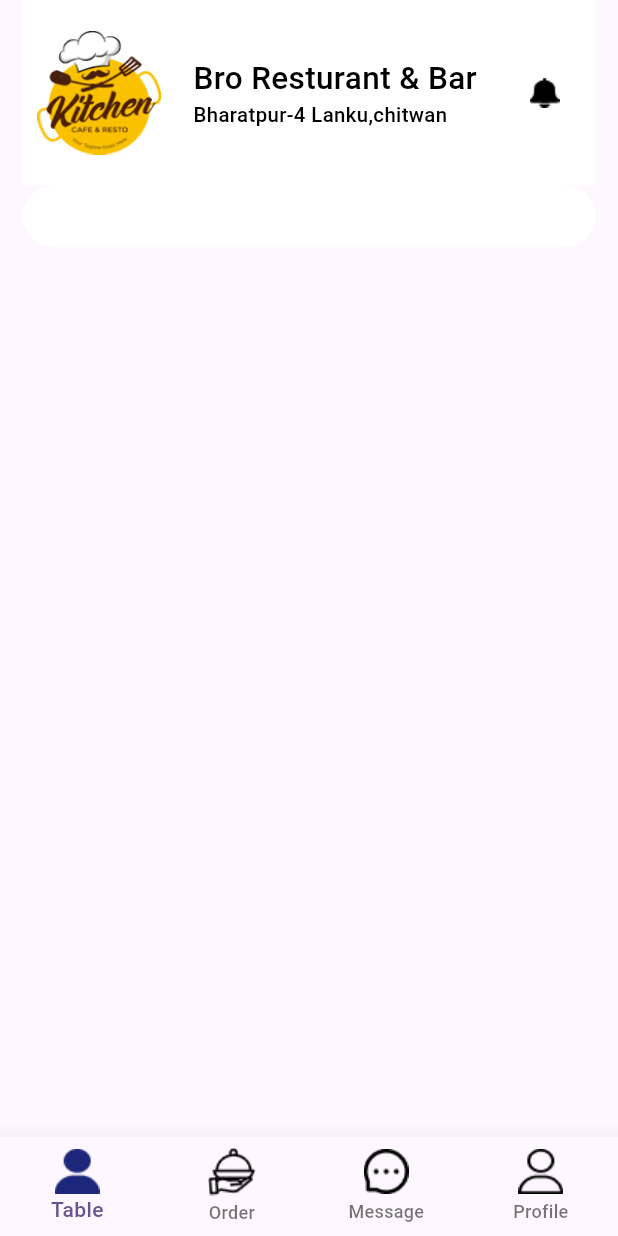
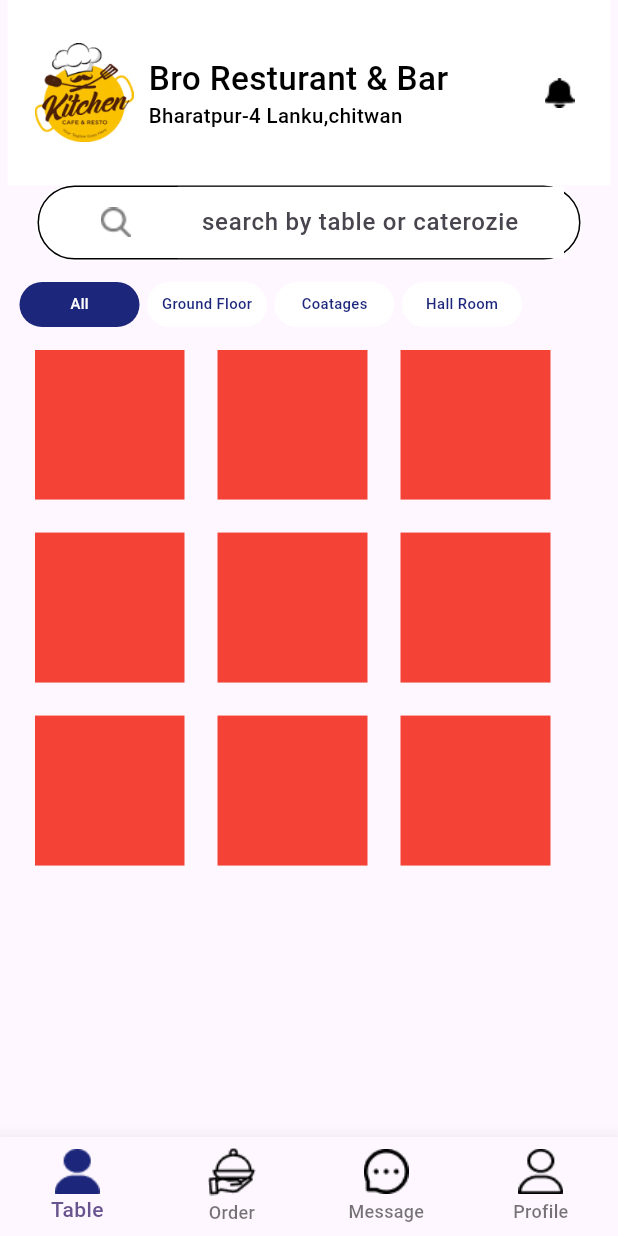
Before and after one commit to AsimSharma/brosoftresturent, a Flutter app: the screen it shows after launch, on a phone screen of 412 x 824 dp. Run offline on Flutter 3.47's test engine with Material 3 defaults, Android fonts, the phone set to English and light mode, and no system bars; our stand-ins replace get; network calls fail.

Commit message:
data are not common in list

```diff
--- /dev/null
+++ b/lib/controller/table_controller.dart
@@ -0,0 +1,24 @@
+// import 'dart:convert';
+
+import 'dart:convert';
+import 'dart:developer';
+
+import 'package:brosoftresturent/utils/url_constant.dart';
+import 'package:http/http.dart' as http;
+
+import 'package:get/get.dart';
+
+import '../model/tables_model.dart';
+
+class TableController extends GetxController {
+  var products = <TableModels>[].obs;
+
+  getTables() async {
+    log("GEt tables called");
+    var url = Uri.parse(Url.resturentApiEndPoint);
+    var response = await http.get(url);
+
+    List data = jsonDecode(response.body);
+    products.addAll(data.map((post) => TableModels.fromjson(post)).toList());
+  }
+}
--- /dev/null
+++ b/lib/model/tables_model.dart
@@ -0,0 +1,18 @@
+class TableModels {
+  String tableName;
+  bool reserved;
+  num number;
+  String id;
+
+  TableModels(
+      {required this.tableName,
+      required this.reserved,
+      required this.number,
+      required this.id});
+
+  factory TableModels.fromjson(Map<String, dynamic> json) => TableModels(
+      tableName: json['tableName'],
+      reserved: json['reserved'],
+      number: json['number'],
+      id: json['id']);
+}
--- /dev/null
+++ b/lib/utils/url_constant.dart
@@ -0,0 +1,4 @@
+class Url {
+  static String resturentApiEndPoint =
+      "https://657fe58b6ae0629a3f53d242.mockapi.io/table";
+}
--- /dev/null
+++ b/lib/view/table/models/btnmodels.dart
@@ -0,0 +1 @@
+final List<String> btnlist = ["All", "Ground Floor", "Coatages", "Hall Room"];
--- a/lib/view/table/table_screen.dart
+++ b/lib/view/table/table_screen.dart
@@ -1,47 +1,162 @@
+import 'package:brosoftresturent/controller/table_controller.dart';
 import 'package:brosoftresturent/utils/app_style.dart';
 import 'package:brosoftresturent/utils/responsive_extension.dart';
+import 'package:brosoftresturent/view/widgets/custome_inputs.dart';
 import 'package:flutter/material.dart';
+import 'package:get/get.dart';
+import 'package:get/get_core/src/get_main.dart';
 
-class TableScreen extends StatelessWidget {
+import 'models/btnModels.dart';
+
+class TableScreen extends StatefulWidget {
   const TableScreen({super.key});
 
   @override
+  State<TableScreen> createState() => _TableScreenState();
+}
+
+class _TableScreenState extends State<TableScreen> {
+  int btnTapIndex = 0;
+  final tableController = Get.put(TableController());
+  @override
+  void initState() {
+    tableController.getTables();
+    super.initState();
+  }
+
+  @override
   Widget build(BuildContext context) {
+    print("${tableController.products}");
     return Scaffold(
         body: SafeArea(
             child: Container(
-                padding: const EdgeInsets.symmetric(horizontal: 15),
-                child: Column(
-                    children: [logoHeader(context), searchBar(context)]))));
+                margin: const EdgeInsets.symmetric(horizontal: 5),
+                child: ListView(children: [
+                  logoHeader(context),
+                  searchBar(context),
+                  //
+                  const SizedBox(
+                    height: 15,
+                  ),
+                  selectedBtn(context),
+                  const SizedBox(
+                    height: 15,
+                  ),
+
+                  Container(
+                    padding: const EdgeInsets.symmetric(horizontal: 5),
+                    margin: const EdgeInsets.symmetric(horizontal: 13),
+                    height: 350,
+                    width: 1.0.w(context),
+                    child: GridView.builder(
+                        itemCount: 10,
+                        gridDelegate:
+                            const SliverGridDelegateWithFixedCrossAxisCount(
+                                crossAxisCount: 3),
+                        itemBuilder: (context, index) => Container(
+                              child: Stack(children: [
+                                Container(
+                                  height: 100,
+                                  width: 100,
+                                  color: Colors.red,
+                                )
+                              ]),
+                            )),
+                  )
+                ]))));
+  }
+
+  Container selectedBtn(BuildContext context) {
+    return Container(
+      padding: const EdgeInsets.symmetric(horizontal: 2),
+      margin: const EdgeInsets.symmetric(horizontal: 1),
+      height: 30,
+      width: 0.9.w(context),
+      child: Row(
+        children: [
+          ...List.generate(
+              btnlist.length,
+              (index) => InkWell(
+                    onTap: () {
+                      setState(() {
+                        btnTapIndex = index;
+                      });
+                    },
+                    child: Container(
+                      height: 30,
+                      width: 80,
+                      margin: const EdgeInsets.only(left: 5),
+                      decoration: BoxDecoration(
+                          color:
+                              btnTapIndex == index ? secondaryColors : primary,
+                          borderRadius:
+                              const BorderRadius.all(Radius.circular(50))),
+                      child: Center(
+                          child: Text(
+                        btnlist[index],
+                        style: myTextStyle(
+                            btnTapIndex != index ? secondaryColors : primary,
+                            0.008.toResponsive(context),
+                            " Roboto"),
+                      )),
+                    ),
+                  ))
+        ],
+      ),
+    );
   }
 
   Container searchBar(BuildContext context) => Container(
-        height: 0.05.h(context),
-        decoration: const BoxDecoration(
+        padding: const EdgeInsets.symmetric(horizontal: 10),
+        margin: const EdgeInsets.symmetric(horizontal: 20),
+        height: 0.06.h(context),
+        width: 1.0.w(context),
+        decoration: BoxDecoration(
+            // color: Colors.red,
+            boxShadow: const [
+              BoxShadow(
                   color: primary,
-            borderRadius: BorderRadius.all(Radius.circular(50))),
-        child: Row(children: [
+                  offset: Offset(0.0, 0.1),
+                  blurRadius: 0.5,
+                  spreadRadius: 0.5)
+            ],
+            border: Border.all(color: Colors.black),
+            borderRadius: const BorderRadius.all(Radius.circular(40))),
+        child: Row(crossAxisAlignment: CrossAxisAlignment.center, children: [
           Container(
-            height: 1.0.h(context),
+            height: 100,
+            width: 0.2.w(context),
             decoration: const BoxDecoration(
                 image: DecorationImage(
-                    image: AssetImage("assets/images/logo_images.png"))),
+                    image: AssetImage("assets/images/searchicons.png"))),
           ),
+          Expanded(
+            child: SizedBox(
+              height: 120,
+              width: 0.7.w(context),
+              child: const CustomeInputs(
+                  hintText: "search by table or caterozie",
+                  textinputTypes: TextInputType.text),
+            ),
+          )
         ]),
       );
 
   Container logoHeader(BuildContext context) {
     return Container(
-      // padding: const EdgeInsets.all(10),
+      padding: const EdgeInsets.symmetric(horizontal: 10, vertical: 10),
       color: primary,
       height: 0.15.h(context),
       width: 1.0.w(context),
       child: Row(
-          mainAxisAlignment: MainAxisAlignment.spaceEvenly,
+          mainAxisAlignment: MainAxisAlignment.spaceBetween,
+          crossAxisAlignment: CrossAxisAlignment.center,
+          children: [
+            Row(
               crossAxisAlignment: CrossAxisAlignment.center,
               children: [
                 Container(
-              height: 0.2.h(context),
+                  height: 0.08.h(context),
                   width: 0.2.w(context),
                   decoration: const BoxDecoration(
                       image: DecorationImage(
@@ -57,7 +172,7 @@ class TableScreen extends StatelessWidget {
                     Text(
                       logoText,
                       style: myTextStyle(
-                      textColor, 0.017.toResponsive(context), "Roboto"),
+                          textColor, 0.018.toResponsive(context), "Roboto"),
                     ),
                     Text(
                       address,
@@ -69,6 +184,8 @@ class TableScreen extends StatelessWidget {
                 SizedBox(
                   width: 0.0030.w(context),
                 ),
+              ],
+            ),
             IconButton(
                 onPressed: () {},
                 icon: Image.asset("assets/images/notification.png"))
--- a/lib/view/widgets/custome_inputs.dart
+++ b/lib/view/widgets/custome_inputs.dart
@@ -1,79 +1,51 @@
-// import 'package:flutter/material.dart';
+import 'package:brosoftresturent/utils/app_style.dart';
+import 'package:flutter/material.dart';
 
+class CustomeInputs extends StatefulWidget {
+  const CustomeInputs(
+      {super.key,
+      this.textEditingController,
+      required this.hintText,
+      this.validators,
+      required this.textinputTypes,
+      this.inputFormatters});
 
-// class CustomeInputs extends StatefulWidget {
-//   const CustomeInputs(
-//       {super.key,
-//       this.textEditingController,
-//       required this.hintText,
-//       required this.icons,
-//       this.validators,
-//       required this.textinputTypes,
-//       this.credentials = false,
-//       this.inputFormatters});
+  final TextEditingController? textEditingController;
+  final String hintText;
 
-//   final TextEditingController? textEditingController;
-//   final String hintText;
-//   final IconData icons;
-//   final dynamic validators;
-//   final TextInputType textinputTypes;
-//   final bool credentials;
-//   final dynamic inputFormatters;
+  final dynamic validators;
+  final TextInputType textinputTypes;
 
-//   @override
-//   State<CustomeInputs> createState() => _CustomeInputsState();
-// }
+  final dynamic inputFormatters;
 
-// class _CustomeInputsState extends State<CustomeInputs> {
-//   bool obscureTextbool = true;
-//   @override
-//   Widget build(BuildContext context) {
-//     return Container(
-//       height: 0.075.h(context),
-//       padding: const EdgeInsets.all(17),
-//       decoration: BoxDecoration(
-//         borderRadius: BorderRadius.circular(30),
-//         color: inputcolor,
-//       ),
-//       child: TextFormField(
-//         style: const TextStyle(color: Colors.black),
-//         obscureText: obscureTextbool == widget.credentials ? true : false,
-//         validator: widget.validators,
-//         controller: widget.textEditingController,
-//         keyboardType: widget.textinputTypes,
-//         decoration: InputDecoration(
-//             contentPadding: const EdgeInsets.symmetric(vertical: 0.0),
-//             focusColor: inputcolor,
-//             hoverColor: inputcolor,
-//             fillColor: inputcolor,
-//             prefixIcon: Padding(
-//               padding: const EdgeInsets.all(0.0),
-//               child: FaIcon(
-//                 widget.icons,
-//                 color: Colors.black,
-//               ),
-//             ),
-//             suffixIcon: widget.credentials
-//                 ? Padding(
-//                     padding: const EdgeInsets.all(0.0),
-//                     child: IconButton(
-//                       icon: obscureTextbool == widget.credentials
-//                           ? const FaIcon(FontAwesomeIcons.eye)
-//                           : const FaIcon(FontAwesomeIcons.eyeSlash),
-//                       onPressed: () {
-//                         setState(() {
-//                           obscureTextbool = !obscureTextbool;
-//                         });
-//                       },
-//                     ),
-//                   )
-//                 : null,
-//             hintText: widget.hintText,
-//             filled: true,
-//             border: InputBorder.none,
-//             enabledBorder: InputBorder.none,
-//             focusedBorder: InputBorder.none),
-//       ),
-//     );
-//   }
-// }
+  @override
+  State<CustomeInputs> createState() => _CustomeInputsState();
+}
+
+class _CustomeInputsState extends State<CustomeInputs> {
+  bool obscureTextbool = true;
+  @override
+  Widget build(BuildContext context) {
+    return Container(
+      decoration: BoxDecoration(
+        // borderRadius: BorderRadius.circular(30),
+        color: primary,
+      ),
+      child: TextFormField(
+        style: const TextStyle(color: Colors.black),
+        validator: widget.validators,
+        controller: widget.textEditingController,
+        keyboardType: widget.textinputTypes,
+        decoration: InputDecoration(
+            focusColor: primary,
+            hoverColor: primary,
+            fillColor: primary,
+            hintText: widget.hintText,
+            filled: true,
+            border: InputBorder.none,
+            enabledBorder: InputBorder.none,
+            focusedBorder: InputBorder.none),
+      ),
+    );
+  }
+}
--- a/pubspec.yaml
+++ b/pubspec.yaml
@@ -36,6 +36,7 @@ dependencies:
   # Use with the CupertinoIcons class for iOS style icons.
   cupertino_icons: ^1.0.2
   get: ^4.6.6
+  http: ^1.1.2
 
 dev_dependencies:
   flutter_test:
```
Also changed, not shown: assets/images/searchicons.png (added), pubspec.lock. Lines whose indentation alone changed are shown as unchanged.
